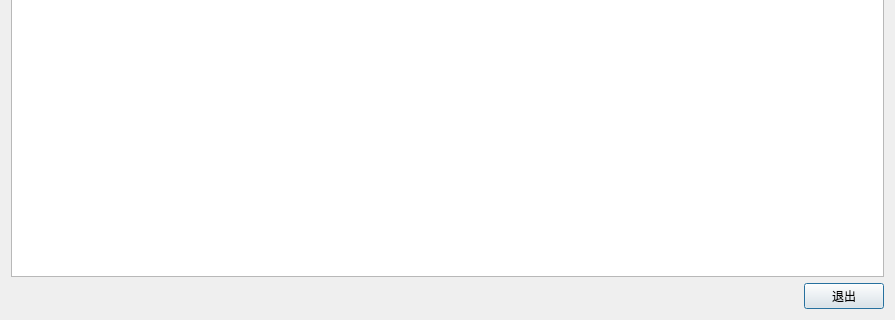
Joxon/aircond-server, file detaillist.ui: the form before one commit; both pictures show x 0 to 895 and y 288 to 608 of the 895 by 608 pixel window.
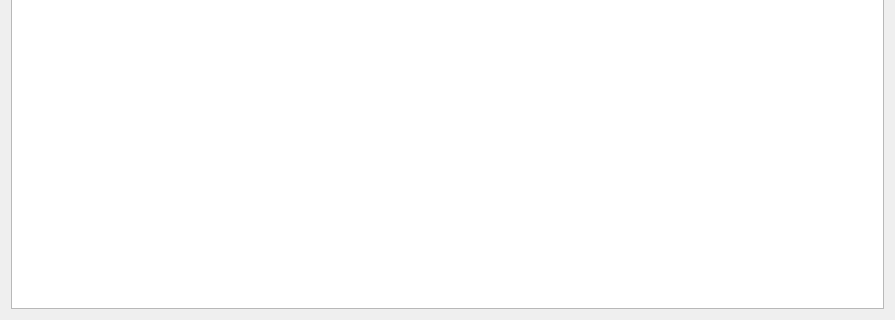
The form after the commit.

```diff
--- a/detaillist.ui
+++ b/detaillist.ui
@@ -54,30 +54,6 @@
      </attribute>
     </widget>
    </item>
-   <item>
-    <layout class="QHBoxLayout" name="horizontalLayout">
-     <item>
-      <spacer name="horizontalSpacer">
-       <property name="orientation">
-        <enum>Qt::Horizontal</enum>
-       </property>
-       <property name="sizeHint" stdset="0">
-        <size>
-         <width>40</width>
-         <height>20</height>
-        </size>
-       </property>
-      </spacer>
-     </item>
-     <item>
-      <widget class="QPushButton" name="exit">
-       <property name="text">
-        <string>退出</string>
-       </property>
-      </widget>
-     </item>
-    </layout>
-   </item>
   </layout>
  </widget>
  <resources/>
```
Left out of the diff: 4 changed lines with no effect on the pictures.
